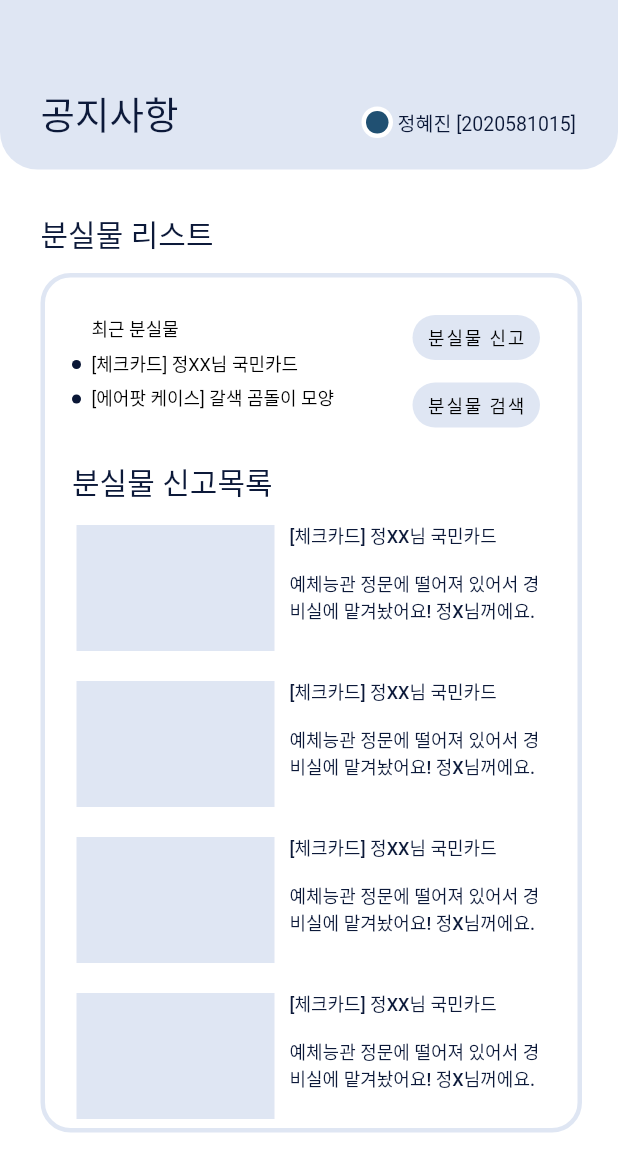
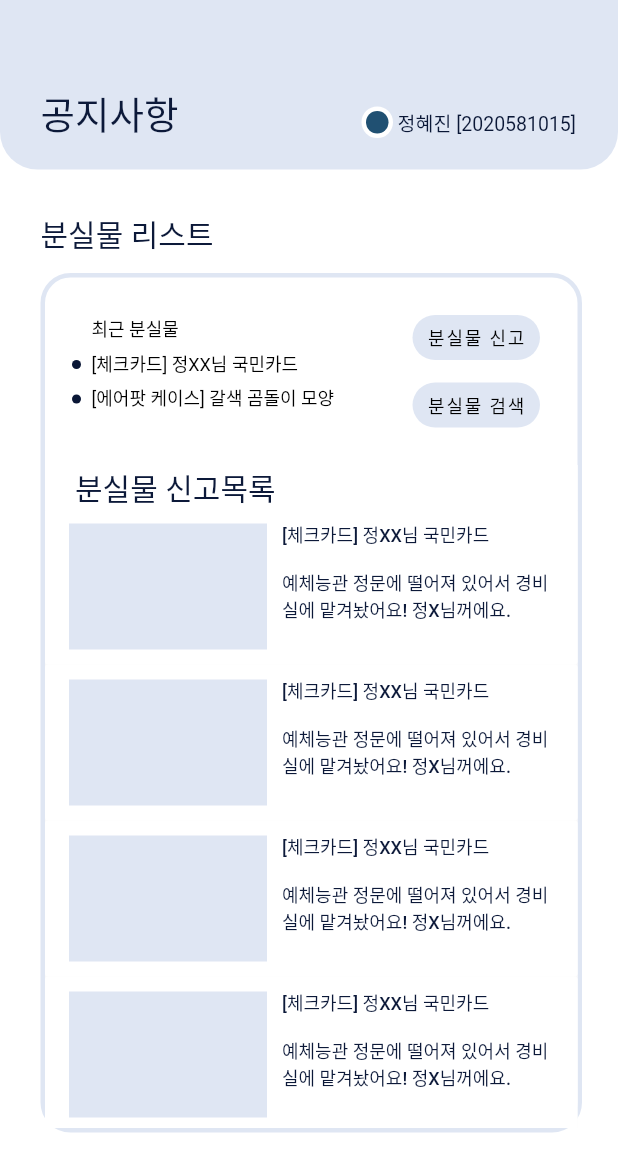
Before and after one commit to suzumsz/Everything_Jeon, a Flutter app: the XDinfo_list screen opened by its route, on a phone screen of 412 x 824 dp. Shown: the top 1172 px of the screen. Run offline on Flutter 3.47's test engine with Material 2 defaults, Android fonts, the phone set to English and light mode, and no system bars; missing offline and left inert: adobe_xd; Roboto replaces fonts that are missing (DX유니고딕 20).

Commit message:
공지사항 수정

```diff
--- a/lib/XDinfo_list.dart
+++ b/lib/XDinfo_list.dart
@@ -1,16 +1,44 @@
 import 'package:everything_jeon/NoticePage.dart';
 import 'package:flutter/material.dart';
-import 'NoticePage.dart';
 
 // ignore: camel_case_types
 class XDinfo_list extends StatelessWidget {
+  /*
+  TabController _controller = TabController(
+    vsync: this,
+    length: 3,
+    initialIndex: 0,
+  );
+  */
+  TabController _controller;
   XDinfo_list({
     Key key,
   }) : super(key: key);
 
+  Widget buttonExtended(
+      String text, TextStyle textstyle, String heroTag, Color backgroundColor) {
+    return Container(
+      padding: const EdgeInsets.only(left: 20, top: 10),
+      child: Container(
+        width: 90.0,
+        height: 30.0,
+        child: FloatingActionButton.extended(
+            heroTag: heroTag,
+            elevation: 0,
+            backgroundColor: backgroundColor,
+            foregroundColor: Colors.black,
+            onPressed: () {
+              print(_controller.toString());
+            },
+            label: Text(text, style: textstyle)),
+      ),
+    );
+  }
+
   //분실물 리스트 박스
   Widget lostProperetyBox(String imgSrc, String title, String content) {
     return FlatButton(
+      color: Colors.white,
       onPressed: () {},
       child: Row(
         crossAxisAlignment: CrossAxisAlignment.start,
@@ -47,26 +75,30 @@ class XDinfo_list extends StatelessWidget {
     );
   }
 
-  @override
-  Widget build(BuildContext context) {
-    return Scaffold(
-      backgroundColor: const Color(0xffffffff),
-      body: Stack(
+  Widget tab1(BuildContext context) {
+    return Stack(
       children: [
-          /* 박스 */
         Container(
-              margin: EdgeInsets.only(left: 27, top: 182),
-              padding: EdgeInsets.only(left: 5, top: 155),
-              width: 361.0,
-              height: 573.0,
-              decoration: BoxDecoration(
-                borderRadius: BorderRadius.circular(20.0),
-                border: Border.all(width: 3.0, color: const Color(0xffdfe6f3)),
+          width: MediaQuery.of(context).size.width,
+          color: Colors.white,
+          child: Container(
+            margin: EdgeInsets.only(left: 20, bottom: 0),
+            child: Text(
+              '분실물 신고목록',
+              style: TextStyle(
+                fontFamily: 'DX유니고딕 20',
+                fontSize: 20,
+                color: const Color(0xff0c1939),
               ),
+              textAlign: TextAlign.left,
+            ),
+          ),
+        ),
+        Container(
+          margin: EdgeInsets.only(top: 29),
           child: ListView(
             children: [
-                  Container(
-                    child: Column(
+              Column(
                 children: [
                   lostProperetyBox("", "[체크카드] 정XX님 국민카드",
                       "예체능관 정문에 떨어져 있어서 경비실에 맡겨놨어요! 정X님꺼에요."),
@@ -86,13 +118,74 @@ class XDinfo_list extends StatelessWidget {
                       "예체능관 정문에 떨어져 있어서 경비실에 맡겨놨어요! 정X님꺼에요."),
                   lostProperetyBox("", "[체크카드] 정XX님 국민카드",
                       "예체능관 정문에 떨어져 있어서 경비실에 맡겨놨어요! 정X님꺼에요."),
-                        lostProperetyBox(
-                            "", "[체크카드] 정XX님 국민카드", "예체능관 어져 있어서요."),
+                  lostProperetyBox("", "[체크카드] 정XX님 국민카드", "예체능관 어져 있어서요."),
+                ],
+              ),
             ],
           ),
         )
       ],
-              )),
+    );
+  }
+
+  Widget tab2() {}
+  Widget tab3() {}
+
+  @override
+  Widget build(BuildContext context) {
+    return Scaffold(
+      backgroundColor: const Color(0xffffffff),
+      body: Stack(
+        children: [
+          /* 박스 */
+          Container(
+            margin: EdgeInsets.only(left: 27, top: 182),
+            padding: EdgeInsets.only(left: 0, top: 125),
+            width: 361.0,
+            height: 573.0,
+            decoration: BoxDecoration(
+              borderRadius: BorderRadius.circular(20.0),
+              border: Border.all(width: 3.0, color: const Color(0xffdfe6f3)),
+            ),
+            child: Stack(
+              children: [
+                DefaultTabController(
+                  length: 3,
+                  child: Scaffold(
+                    appBar: PreferredSize(
+                      preferredSize: Size.fromHeight(-24),
+                      child: AppBar(
+                        backgroundColor: Colors.white,
+                        elevation: 0,
+                        automaticallyImplyLeading: false,
+                        bottom: TabBar(
+                          tabs: [
+                            Tab(
+                              child: Container(),
+                            ),
+                            Tab(
+                              child: Container(),
+                            ),
+                            Tab(
+                              child: Container(),
+                            ),
+                          ],
+                        ),
+                      ),
+                    ),
+                    body: TabBarView(
+                      controller: _controller,
+                      children: [
+                        tab1(context),
+                        Icon(Icons.cloud_circle),
+                        Icon(Icons.directions_bike),
+                      ],
+                    ),
+                  ),
+                ),
+              ],
+            ),
+          ),
 
           /* */
           // Adobe XD layer: 'Background' (shape)
@@ -135,18 +228,6 @@ class XDinfo_list extends StatelessWidget {
             offset: Offset(27.0, 141.0),
             child: Text(
               '분실물 리스트',
-              style: TextStyle(
-                fontFamily: 'DX유니고딕 20',
-                fontSize: 20,
-                color: const Color(0xff0c1939),
-              ),
-              textAlign: TextAlign.left,
-            ),
-          ),
-          Transform.translate(
-            offset: Offset(48.0, 306.0),
-            child: Text(
-              '분실물 신고목록',
               style: TextStyle(
                 fontFamily: 'DX유니고딕 20',
                 fontSize: 20,
```
Lines whose indentation alone changed are shown as unchanged.
